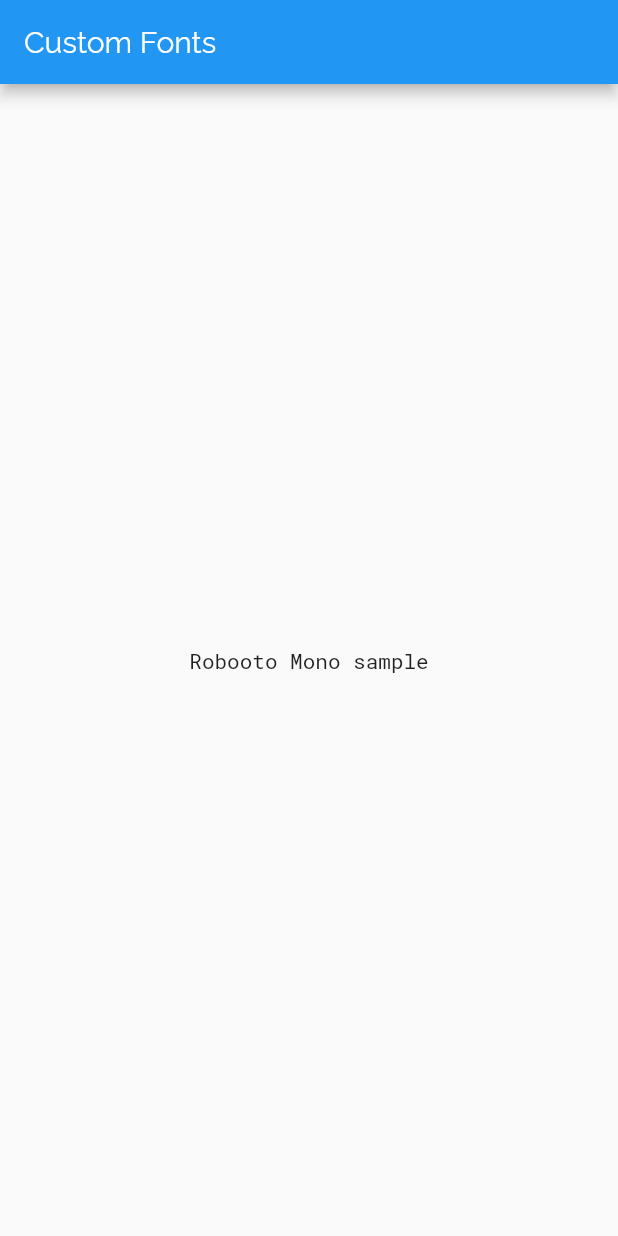
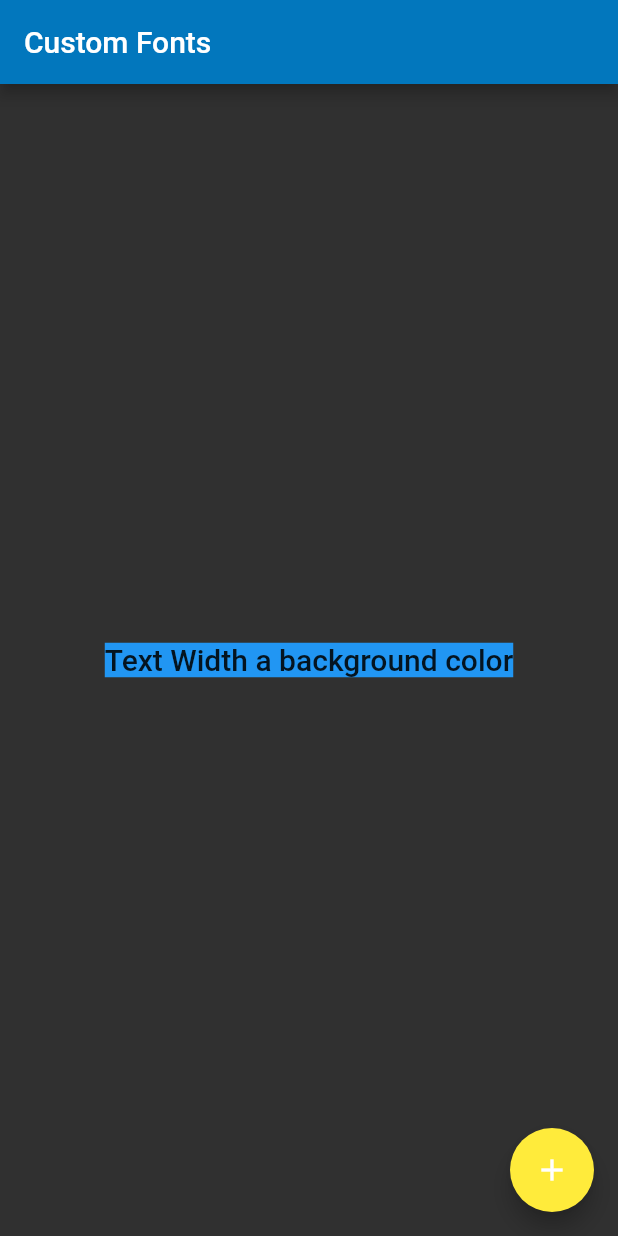
Before and after one commit to hyejin-1010/flutter-study, a Flutter app: the screen it shows after launch, on a phone screen of 412 x 824 dp. Run offline on Flutter 3.47's test engine with Material 2 defaults, Android fonts, the light colour scheme and no system bars; our stand-ins replace google_maps_flutter; generated files the repository leaves out were written again; Roboto replaces fonts that are missing (Georgia).

Commit message:
Use themes to share colors and font styles

```diff
--- a/cookbook/use_a_custom_font/lib/main.dart
+++ b/cookbook/use_a_custom_font/lib/main.dart
@@ -11,17 +11,36 @@ class MyApp extends StatelessWidget {
     return MaterialApp(
       title: 'Flutter Demo',
       theme: ThemeData(
-        primarySwatch: Colors.blue,
-        fontFamily: 'Raleway',
+        brightness: Brightness.dark,
+        primaryColor: Colors.lightBlue[800],
+        accentColor: Colors.cyan[600],
+        fontFamily: 'Georgia',
+        textTheme: TextTheme(
+          headline1: TextStyle(fontSize: 72.0, fontWeight: FontWeight.bold),
+          headline6: TextStyle(fontSize: 36.0, fontStyle: FontStyle.italic),
+          bodyText2: TextStyle(fontSize: 14.0, fontFamily: 'Hind'),
+        )
       ),
       home: Scaffold(
         appBar: AppBar(
           title: Text('Custom Fonts'),
         ),
         body: Center(
-          child: Text(
-            'Robooto Mono sample',
-            style: TextStyle(fontFamily: 'RobotoMono'),
+          child: Container(
+            color: Theme.of(context).accentColor,
+            child: Text(
+              'Text Width a background color',
+              style: Theme.of(context).textTheme.headline6,
+            ),
+          ),
+        ),
+        floatingActionButton: Theme(
+          data: Theme.of(context).copyWith(
+            colorScheme: Theme.of(context).colorScheme.copyWith(secondary: Colors.yellow)
+          ),
+          child: FloatingActionButton(
+            onPressed: null,
+            child: Icon(Icons.add),
           ),
         ),
       ),
```
